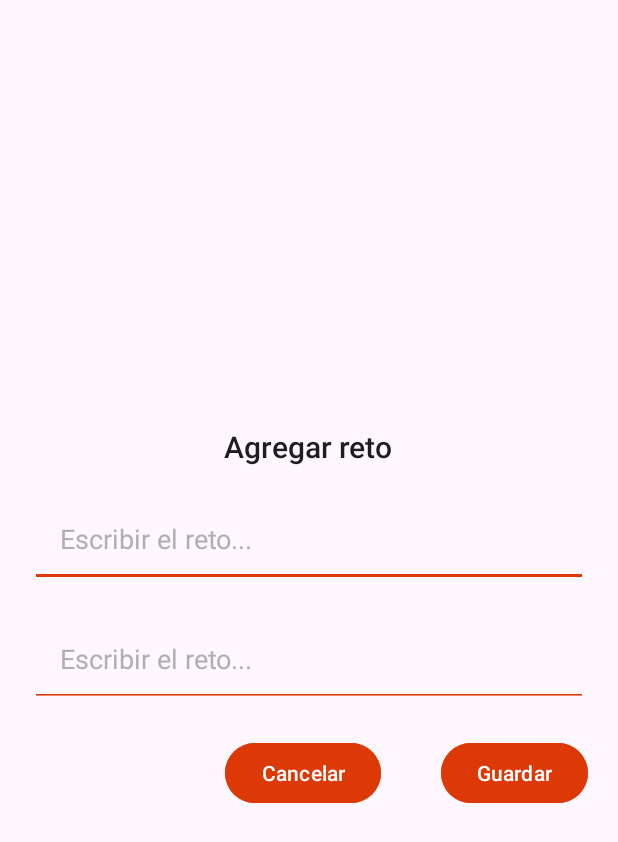
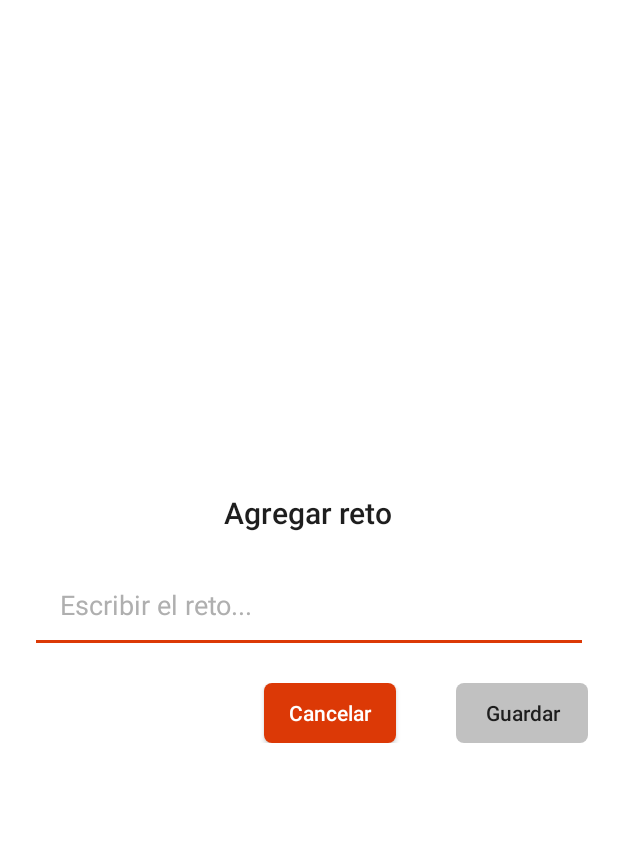
Before and after one commit to BrianGomezM/equipoUno, an Android app: the layout dialogo_personalizado.xml on its own in the app's theme, with its tools: preview values and no code run, on a phone screen of 412 x 824 dp. Shown: the top 842 px of the screen. Run offline under Robolectric (Android 15) with nearby library versions, the light colour scheme and no system bars.

Commit message:
Agregar reto terminado

```diff
--- a/app/src/main/java/com/univalle/picobotellamvvm/view/dialog/DialogoPersonalizado.kt
+++ b/app/src/main/java/com/univalle/picobotellamvvm/view/dialog/DialogoPersonalizado.kt
@@ -25,12 +25,12 @@ class DialogoPersonalizado {
             val challengeViewModel = ViewModelProvider.AndroidViewModelFactory.getInstance(context.applicationContext as Application)
                 .create(ChallengeViewModel::class.java)
 
-            val listEditText = listOf(binding.etReto, binding.etPlease)
+            val listEditText = listOf(binding.etReto)
 
             for (editText in listEditText) {
                 editText.addTextChangedListener {
                     val isListFull = listEditText.all {
-                        it.text.isNotEmpty() // si toda la lista no está vacía
+                        it.text.isNotEmpty()
                     }
                     binding.saveButton.isEnabled = isListFull
                 }
@@ -51,6 +51,9 @@ class DialogoPersonalizado {
                 Toast.makeText(context, "Reto guardado", Toast.LENGTH_SHORT).show()
                 alertDialog.dismiss()
             }
+            binding.cancelButton.setOnClickListener {
+                alertDialog.dismiss()
+            }
             alertDialog.show()
         }
 
--- /dev/null
+++ b/app/src/main/res/drawable/boton_disabled.xml
@@ -0,0 +1,6 @@
+<?xml version="1.0" encoding="utf-8"?>
+<shape xmlns:android="http://schemas.android.com/apk/res/android"
+    android:shape="rectangle">
+    <solid android:color="#C1C1C1" />
+    <corners android:radius="5dp" />
+</shape>
--- /dev/null
+++ b/app/src/main/res/drawable/boton_enabled.xml
@@ -0,0 +1,6 @@
+<?xml version="1.0" encoding="utf-8"?>
+<shape xmlns:android="http://schemas.android.com/apk/res/android"
+    android:shape="rectangle">
+    <solid android:color="@color/orange" />
+    <corners android:radius="5dp" />
+</shape>
--- /dev/null
+++ b/app/src/main/res/drawable/button_selector.xml
@@ -0,0 +1,5 @@
+<?xml version="1.0" encoding="utf-8"?>
+<selector xmlns:android="http://schemas.android.com/apk/res/android">
+    <item android:state_enabled="true" android:drawable="@drawable/boton_enabled" />
+    <item android:state_enabled="false" android:drawable="@drawable/boton_disabled" />
+</selector>
--- /dev/null
+++ b/app/src/main/res/drawable/text_enabled.xml
@@ -0,0 +1,5 @@
+<?xml version="1.0" encoding="utf-8"?>
+<selector xmlns:android="http://schemas.android.com/apk/res/android">
+    <item android:state_enabled="true" android:color="@color/white" />
+    <item android:state_enabled="false" android:color="@color/black" />
+</selector>
--- a/app/src/main/res/layout/dialogo_personalizado.xml
+++ b/app/src/main/res/layout/dialogo_personalizado.xml
@@ -1,5 +1,7 @@
 <?xml version="1.0" encoding="utf-8"?>
-<layout xmlns:android="http://schemas.android.com/apk/res/android">
+<layout xmlns:android="http://schemas.android.com/apk/res/android"
+    xmlns:app="http://schemas.android.com/apk/res-auto"
+    >
 
     <data>
 
@@ -10,6 +12,7 @@
         android:layout_height="match_parent"
         android:orientation="vertical"
         android:gravity="center"
+        android:background="@color/white"
         android:padding="20dp">
 
         <TextView
@@ -28,22 +31,12 @@
             android:layout_height="wrap_content"
             android:hint="@string/escribir_el_reto"
             android:textColorHint="@color/gray"
+            android:textColor="@color/black"
             android:layout_marginTop="15dp"
             android:padding="20dp"
             android:backgroundTint="@color/orange"
             android:importantForAutofill="no" />
 
-        <EditText
-            android:id="@+id/etPlease"
-            android:inputType="text"
-            android:layout_width="match_parent"
-            android:layout_height="wrap_content"
-            android:hint="@string/escribir_el_reto"
-            android:textColorHint="@color/gray"
-            android:layout_marginTop="15dp"
-            android:padding="20dp"
-            android:backgroundTint="@color/orange"
-            android:importantForAutofill="no" />
 
         <LinearLayout
             android:layout_width="match_parent"
@@ -52,20 +45,27 @@
             android:layout_marginTop="20dp"
             android:gravity="end">
 
-            <Button
+            <androidx.appcompat.widget.AppCompatButton
                 android:layout_width="wrap_content"
-                android:layout_height="wrap_content"
+                android:layout_height="40dp"
                 android:text="@string/cancelar"
-                android:backgroundTint="@color/orange"
+                android:textAllCaps="false"
+                android:background="@drawable/boton_enabled"
                 android:layout_marginEnd="40dp"
-                android:id="@+id/cancel_button" />
+                android:textColor="@color/white"
+                android:id="@+id/cancel_button"
+                />
 
-            <Button
+            <androidx.appcompat.widget.AppCompatButton
                 android:layout_width="wrap_content"
-                android:layout_height="wrap_content"
+                android:layout_height="40dp"
+                android:textAllCaps="false"
                 android:text="@string/guardar"
-                android:backgroundTint="@color/orange"
-                android:id="@+id/save_button" />
+                android:textColor="@drawable/text_enabled"
+                android:background="@drawable/button_selector"
+                android:id="@+id/save_button"
+                android:enabled="false"
+                />
         </LinearLayout>
     </LinearLayout>
 </layout>
--- a/app/src/main/res/values/colors.xml
+++ b/app/src/main/res/values/colors.xml
@@ -20,6 +20,7 @@
     <color name="TittleColor">#FF5722</color>
 
     <color name="gray">#AFAFAF</color>
+    <color name="darkgray">#5A5A5A</color>
     <color name="orange">#DC3906</color>
 
 </resources>
```
